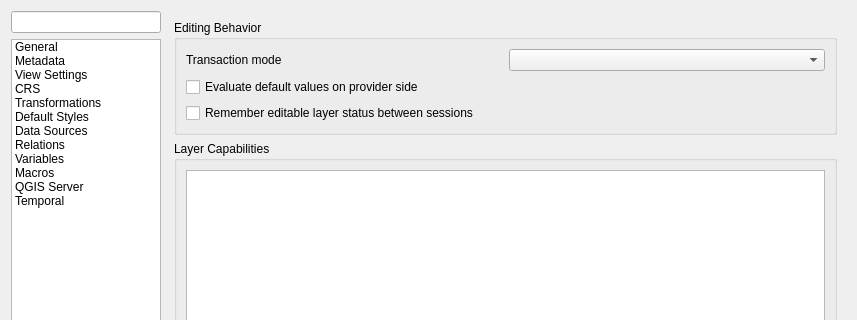
Before: the Qt Designer form src/ui/qgsprojectpropertiesbase.ui in qgis/QGIS, drawn with Qt 5; both pictures show x 0 to 857 and y 0 to 320 of the 857 by 841 pixel window.
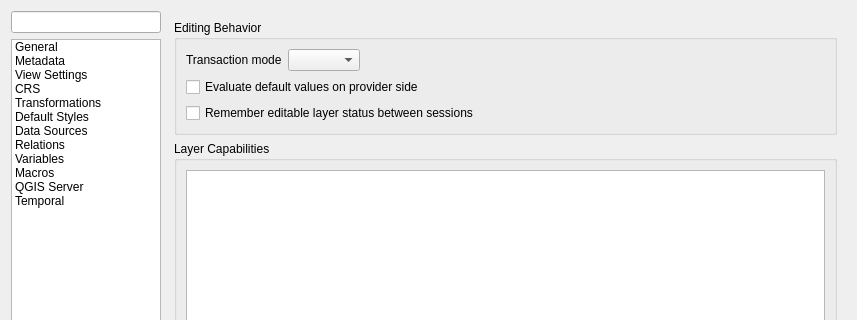
After: the same form once the commit is applied. The open tabs and pages were chosen to show the change. Icons and pictures are not drawn. Custom widgets are drawn as their Qt base class.

Commit message:
Keep transaction mode label and combobox closer
and tab cleanup

```diff
--- a/src/ui/qgsprojectpropertiesbase.ui
+++ b/src/ui/qgsprojectpropertiesbase.ui
@@ -1490,8 +1490,8 @@
          </widget>
          <widget class="QWidget" name="mTab_DataSources">
           <layout class="QGridLayout" name="mTab_DataSourcesGridLayout">
-           <item row="1" column="0" colspan="2">
-            <widget class="QgsCollapsibleGroupBox" name="groupBox_5">
+           <item row="1" column="0">
+            <widget class="QgsCollapsibleGroupBox" name="mLayerCapabilitiesGrpBox">
              <property name="sizePolicy">
               <sizepolicy hsizetype="Expanding" vsizetype="Expanding">
                <horstretch>0</horstretch>
@@ -1554,8 +1554,8 @@
              </layout>
             </widget>
            </item>
-           <item row="0" column="0" colspan="2">
-            <widget class="QGroupBox" name="groupBox_3">
+           <item row="0" column="0">
+            <widget class="QGroupBox" name="mEditingBehaviorGrpBox">
              <property name="title">
               <string>Editing Behavior</string>
              </property>
@@ -1570,7 +1570,20 @@
                 </property>
                </widget>
               </item>
-              <item row="2" column="0" colspan="2">
+              <item row="0" column="2">
+               <spacer name="horizontalSpacer_7">
+                <property name="orientation">
+                 <enum>Qt::Horizontal</enum>
+                </property>
+                <property name="sizeHint" stdset="0">
+                 <size>
+                  <width>40</width>
+                  <height>20</height>
+                 </size>
+                </property>
+               </spacer>
+              </item>
+              <item row="1" column="0" colspan="3">
                <widget class="QCheckBox" name="mEvaluateDefaultValues">
                 <property name="toolTip">
                  <string>When enabled, default values will be evaluated as early as possible. This will fill default values in the add feature form already and not only create them on commit. Only supported for postgres, GPKG, spatialite and oracle.</string>
@@ -1580,7 +1593,7 @@
                 </property>
                </widget>
               </item>
-              <item row="3" column="0" colspan="2">
+              <item row="2" column="0" colspan="3">
                <widget class="QCheckBox" name="mCheckRememberEditStatus">
                 <property name="text">
                  <string>Remember editable layer status between sessions</string>
@@ -1590,8 +1603,8 @@
              </layout>
             </widget>
            </item>
-           <item row="2" column="0" colspan="2">
-            <widget class="QGroupBox" name="groupBox_8">
+           <item row="2" column="0">
+            <widget class="QGroupBox" name="mDatasourcesAdvancedSettingsGrpBox">
              <property name="title">
               <string>Advanced Settings</string>
              </property>
```
Left out of the diff: 1 changed line with no effect on the pictures.
